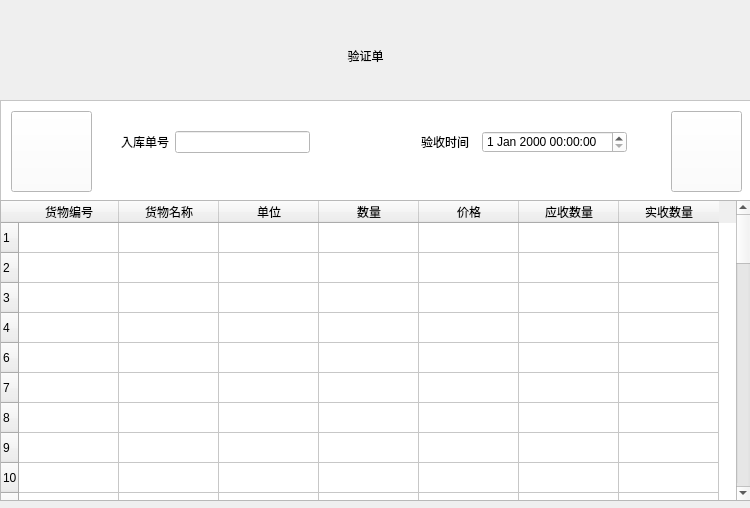
First picture: the form in ui/check_table.ui, repository Jadecity/StorePro, before the edit.
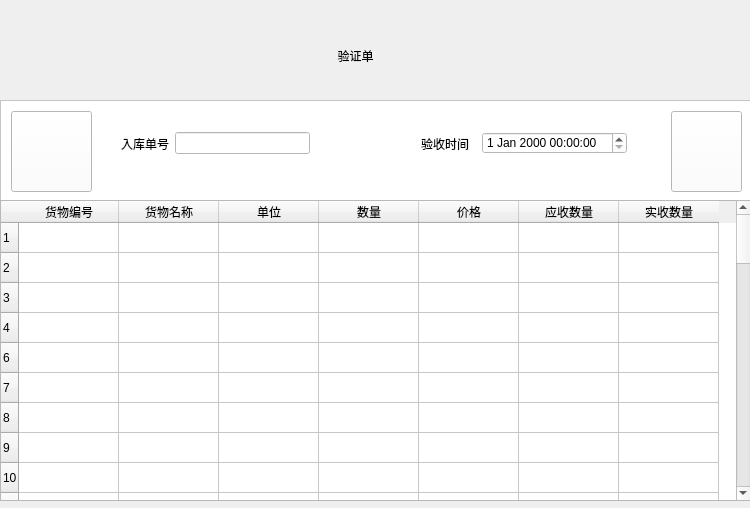
Second picture: the form after the edit. Icons and pictures are not drawn.

Diff of the .ui file:
```diff
--- a/ui/check_table.ui
+++ b/ui/check_table.ui
@@ -22,6 +22,9 @@
      <height>101</height>
     </rect>
    </property>
+   <property name="styleSheet">
+    <string notr="true">font: 9pt &quot;微软雅黑&quot;;</string>
+   </property>
    <property name="text">
     <string/>
    </property>
@@ -32,9 +35,9 @@
   <widget class="QLabel" name="label">
    <property name="geometry">
     <rect>
-     <x>320</x>
+     <x>300</x>
      <y>40</y>
-     <width>91</width>
+     <width>111</width>
      <height>31</height>
     </rect>
    </property>
@@ -133,19 +136,29 @@
        <x>120</x>
        <y>30</y>
        <width>189</width>
-       <height>22</height>
+       <height>25</height>
       </rect>
      </property>
+     <property name="styleSheet">
+      <string notr="true">font: 9pt &quot;微软雅黑&quot;;</string>
+     </property>
      <layout class="QHBoxLayout" name="horizontalLayout">
       <item>
        <widget class="QLabel" name="label_2">
+        <property name="styleSheet">
+         <string notr="true">font: 9pt &quot;微软雅黑&quot;;</string>
+        </property>
         <property name="text">
          <string>入库单号</string>
         </property>
        </widget>
       </item>
       <item>
-       <widget class="QLineEdit" name="editID"/>
+       <widget class="QLineEdit" name="editID">
+        <property name="styleSheet">
+         <string notr="true">font: 9pt &quot;微软雅黑&quot;;</string>
+        </property>
+       </widget>
       </item>
      </layout>
     </widget>
@@ -155,19 +168,29 @@
        <x>420</x>
        <y>30</y>
        <width>206</width>
-       <height>22</height>
+       <height>25</height>
       </rect>
      </property>
+     <property name="styleSheet">
+      <string notr="true">font: 9pt &quot;微软雅黑&quot;;</string>
+     </property>
      <layout class="QHBoxLayout" name="horizontalLayout_2">
       <item>
        <widget class="QLabel" name="label_5">
+        <property name="styleSheet">
+         <string notr="true">font: 9pt &quot;微软雅黑&quot;;</string>
+        </property>
         <property name="text">
          <string>验收时间</string>
         </property>
        </widget>
       </item>
       <item>
-       <widget class="QDateTimeEdit" name="dateTimeEdit"/>
+       <widget class="QDateTimeEdit" name="dateTimeEdit">
+        <property name="styleSheet">
+         <string notr="true">font: 9pt &quot;微软雅黑&quot;;</string>
+        </property>
+       </widget>
       </item>
      </layout>
     </widget>
```
Left out of the diff: 14 changed lines with no effect on the pictures.
